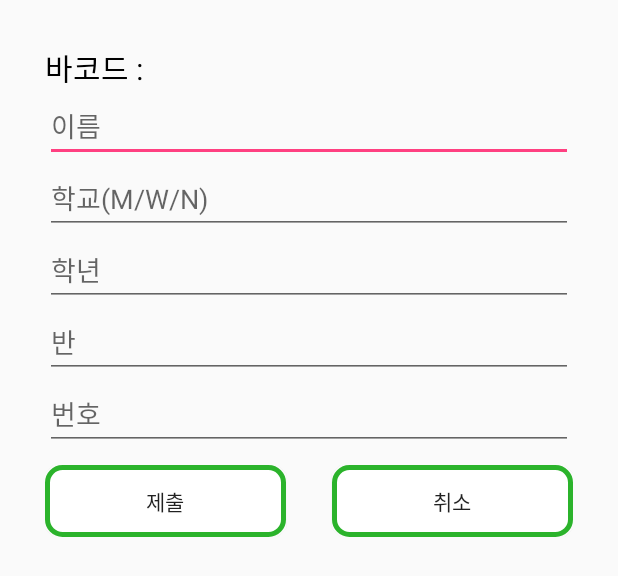
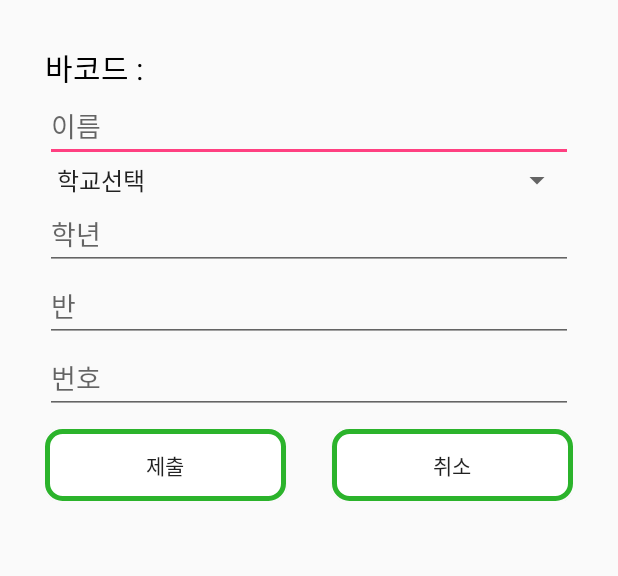
Before and after one commit to ms214/CheongwonPay2.0-Android, an Android app: the layout activity_changeinfo.xml on its own in the app's theme, with its tools: preview values and no code run, on a phone screen of 412 x 824 dp. Shown: the top 576 px of the screen. Run offline under Robolectric (Android 15) with nearby library versions, the phone set to English and light mode, and no system bars.

Commit message:
change school selector TextView->Spinner

```diff
--- a/app/src/main/res/layout/activity_changeinfo.xml
+++ b/app/src/main/res/layout/activity_changeinfo.xml
@@ -23,20 +23,19 @@
         android:layout_below="@id/bartv"
         android:hint="이름"/>
 
-    <EditText
-        android:id="@+id/schoolET"
-        android:inputType="text"
+    <Spinner
+        android:id="@+id/schoolSP"
         android:layout_width="match_parent"
         android:layout_height="wrap_content"
-        android:layout_below="@id/nameET"
-        android:hint="학교(M/W/N)"/>
+        android:layout_below ="@id/nameET"
+        android:entries="@array/school" />
 
     <EditText
         android:id="@+id/gradeET"
         android:inputType="number"
         android:layout_width="match_parent"
         android:layout_height="wrap_content"
-        android:layout_below="@id/schoolET"
+        android:layout_below="@id/schoolSP"
         android:hint="학년"/>
 
     <EditText
--- /dev/null
+++ b/app/src/main/res/values/array.xml
@@ -0,0 +1,9 @@
+<?xml version="1.0" encoding="utf-8"?>
+<resources>
+    <string-array name="school">
+        <item>학교선택</item>
+        <item>청원고</item>
+        <item>청원여고</item>
+        <item>외부방문자</item>
+    </string-array>
+</resources>
```
Also changed, not shown: app/src/main/java/kr/ms214/cheongwonpay20/ChangeInfoActivity.java (+21 -5 lines), app/src/main/java/kr/ms214/cheongwonpay20/MainActivity.java (+7 -2 lines).
